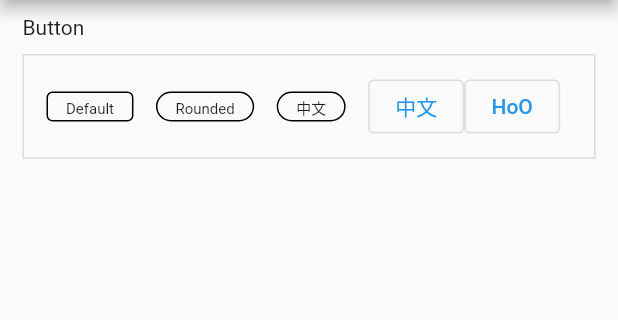
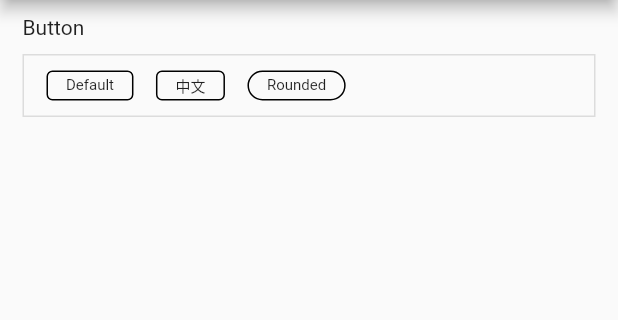
Before and after one commit to gouflv/flutter_epaper_ui, a Flutter app: the screen it shows after launch, after a tap on "中文", on a phone screen of 412 x 824 dp, the part 84-404 px from its top. Run offline on Flutter 3.47's test engine with Material 2 defaults, Android fonts, the phone set to English and light mode, and no system bars.

Commit message:
refactor(button): replace param textStyle to fontSize

```diff
--- a/example/lib/main.dart
+++ b/example/lib/main.dart
@@ -43,6 +43,13 @@ class MyApp extends StatelessWidget {
                     SizedBox(
                       width: 15,
                     ),
+                    BorderButton(
+                      label: '中文',
+                      onPressed: () {},
+                    ),
+                    SizedBox(
+                      width: 15,
+                    ),
                     BorderButton.rounded(
                       label: 'Rounded',
                       onPressed: () {},
@@ -50,15 +57,6 @@ class MyApp extends StatelessWidget {
                     SizedBox(
                       width: 15,
                     ),
-                    BorderButton.rounded(
-                      label: '中文',
-                      onPressed: () {},
-                    ),
-                    SizedBox(
-                      width: 15,
-                    ),
-                    OutlinedButton(onPressed: () {}, child: Text('中文')),
-                    OutlinedButton(onPressed: () {}, child: Text('HoO')),
                   ],
                 ),
               )
--- a/lib/widgets/button/styled_button.dart
+++ b/lib/widgets/button/styled_button.dart
@@ -3,7 +3,7 @@ import 'package:flutter/material.dart';
 import 'package:flutter/widgets.dart';
 
 class ButtonStyles {
-  ButtonStyles({this.height, this.padding, this.radius, this.textStyle});
+  ButtonStyles({this.height, this.padding, this.radius, this.fontSize});
 
   final double? height;
 
@@ -11,7 +11,9 @@ class ButtonStyles {
 
   final BorderRadius? radius;
 
-  final TextStyle? textStyle;
+  // final TextStyle? textStyle;
+
+  final double? fontSize;
 
   ButtonStyles assign(ButtonStyles? source) {
     if (source == null) return this;
@@ -20,19 +22,18 @@ class ButtonStyles {
         height: source.height ?? height,
         padding: source.padding ?? padding,
         radius: source.radius ?? radius,
-        textStyle: source.textStyle ?? textStyle);
+        fontSize: source.fontSize ?? fontSize);
   }
 
   static ButtonStyles defaultStyles() {
     double height = 40.s;
     double fontSize = 20.s;
-    double lineHeight = (height - 2) / fontSize;
 
     return ButtonStyles(
         height: height,
         padding: EdgeInsets.symmetric(horizontal: 12),
         radius: BorderRadius.circular(4),
-        textStyle: TextStyle(fontSize: fontSize, height: lineHeight));
+        fontSize: fontSize);
   }
 }
 
@@ -65,8 +66,9 @@ class StyledButton extends StatelessWidget {
           child: Center(
             child: Text(
               label,
-                style: _style.textStyle,
+              style: TextStyle(fontSize: _style.fontSize),
             ),
-            )));
+          ),
+        ));
   }
 }
```
Lines whose indentation alone changed are shown as unchanged.
